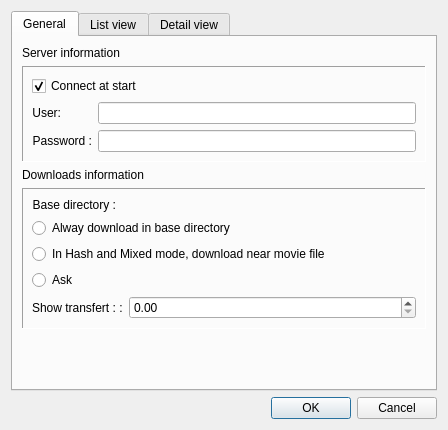
Before: the Qt Designer form ui/propertiesdialog.ui in GGLinnk/OpenSubtitlesSearch, drawn with Qt 5.
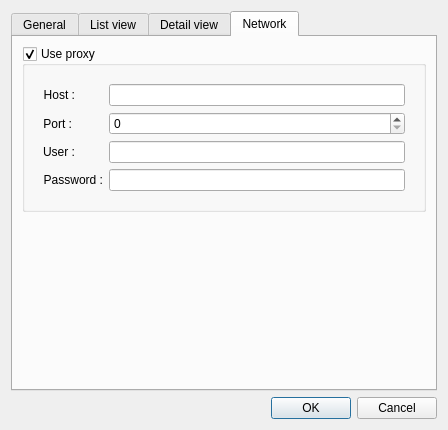
After: the same form once the commit is applied. The open tabs and pages were chosen to show the change. Icons and pictures are not drawn. Custom widgets are drawn as their Qt base class.

Commit message: - added proxy (settings, configuration, use, translations)

```diff
--- a/ui/propertiesdialog.ui
+++ b/ui/propertiesdialog.ui
@@ -343,6 +343,116 @@
        </item>
       </layout>
      </widget>
+     <widget class="QWidget" name="tab_3">
+      <attribute name="title">
+       <string>Network</string>
+      </attribute>
+      <layout class="QFormLayout" name="formLayout_6">
+       <item row="0" column="0" colspan="2">
+        <widget class="QGroupBox" name="box_useProxy">
+         <property name="sizePolicy">
+          <sizepolicy hsizetype="Preferred" vsizetype="Fixed">
+           <horstretch>0</horstretch>
+           <verstretch>0</verstretch>
+          </sizepolicy>
+         </property>
+         <property name="title">
+          <string>Use proxy</string>
+         </property>
+         <property name="checkable">
+          <bool>true</bool>
+         </property>
+         <layout class="QFormLayout" name="formLayout_5">
+          <item row="0" column="0" colspan="2">
+           <widget class="QWidget" name="widget_proxy" native="true">
+            <layout class="QFormLayout" name="formLayout_4">
+             <item row="0" column="0">
+              <widget class="QLabel" name="label_9">
+               <property name="sizePolicy">
+                <sizepolicy hsizetype="Expanding" vsizetype="Expanding">
+                 <horstretch>0</horstretch>
+                 <verstretch>0</verstretch>
+                </sizepolicy>
+               </property>
+               <property name="layoutDirection">
+                <enum>Qt::LeftToRight</enum>
+               </property>
+               <property name="text">
+                <string>Host :</string>
+               </property>
+               <property name="alignment">
+                <set>Qt::AlignRight|Qt::AlignTrailing|Qt::AlignVCenter</set>
+               </property>
+              </widget>
+             </item>
+             <item row="0" column="1">
+              <widget class="QLineEdit" name="lineEditHost"/>
+             </item>
+             <item row="1" column="0">
+              <widget class="QLabel" name="label_10">
+               <property name="sizePolicy">
+                <sizepolicy hsizetype="Expanding" vsizetype="Expanding">
+                 <horstretch>0</horstretch>
+                 <verstretch>0</verstretch>
+                </sizepolicy>
+               </property>
+               <property name="text">
+                <string>Port :</string>
+               </property>
+               <property name="alignment">
+                <set>Qt::AlignRight|Qt::AlignTrailing|Qt::AlignVCenter</set>
+               </property>
+              </widget>
+             </item>
+             <item row="1" column="1">
+              <widget class="QSpinBox" name="spinBoxPort"/>
+             </item>
+             <item row="2" column="0">
+              <widget class="QLabel" name="label_11">
+               <property name="sizePolicy">
+                <sizepolicy hsizetype="Expanding" vsizetype="Expanding">
+                 <horstretch>0</horstretch>
+                 <verstretch>0</verstretch>
+                </sizepolicy>
+               </property>
+               <property name="text">
+                <string>User :</string>
+               </property>
+               <property name="alignment">
+                <set>Qt::AlignRight|Qt::AlignTrailing|Qt::AlignVCenter</set>
+               </property>
+              </widget>
+             </item>
+             <item row="2" column="1">
+              <widget class="QLineEdit" name="lineEditUser"/>
+             </item>
+             <item row="3" column="0">
+              <widget class="QLabel" name="label_12">
+               <property name="sizePolicy">
+                <sizepolicy hsizetype="Expanding" vsizetype="Expanding">
+                 <horstretch>0</horstretch>
+                 <verstretch>0</verstretch>
+                </sizepolicy>
+               </property>
+               <property name="text">
+                <string>Password :</string>
+               </property>
+               <property name="alignment">
+                <set>Qt::AlignRight|Qt::AlignTrailing|Qt::AlignVCenter</set>
+               </property>
+              </widget>
+             </item>
+             <item row="3" column="1">
+              <widget class="QLineEdit" name="lineEditPassword"/>
+             </item>
+            </layout>
+           </widget>
+          </item>
+         </layout>
+        </widget>
+       </item>
+      </layout>
+     </widget>
     </widget>
    </item>
    <item>
```
Left out of the diff: 25 changed lines with no effect on the pictures. The commit also changes 5 other files.
